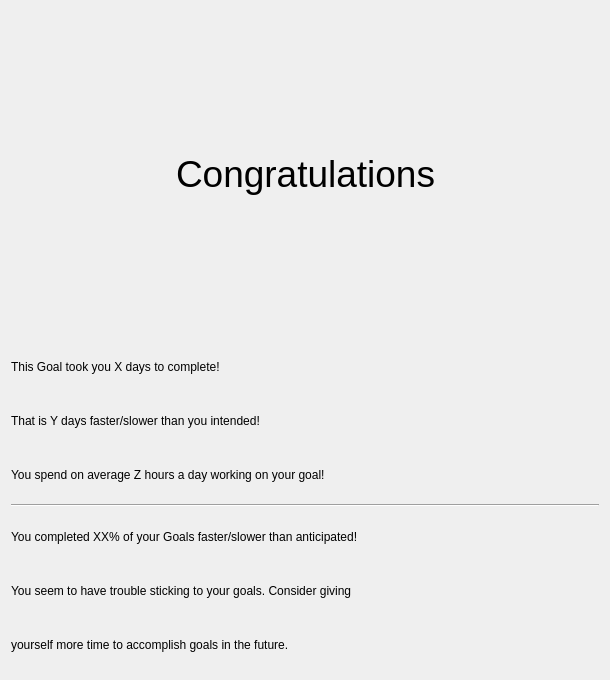
The window that UI/Analysis.ui (cis422-goaltracker/goaltracker) describes before a commit, drawn with Qt 5.
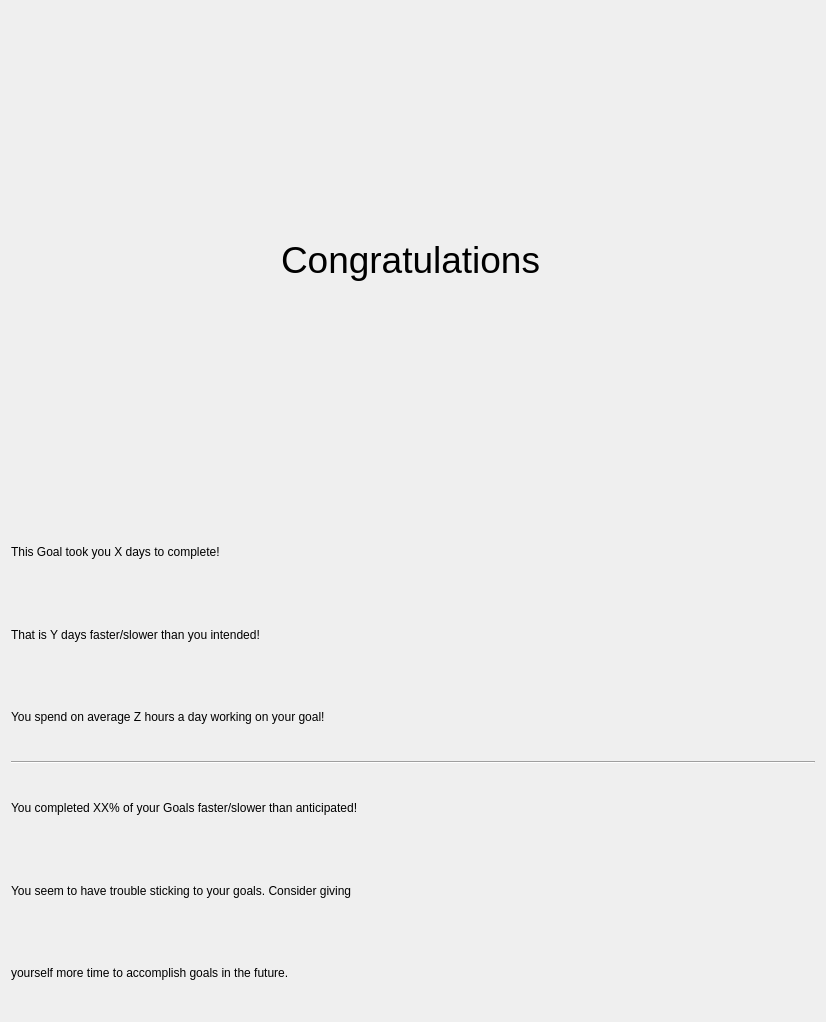
The same window after the commit. Icons and pictures are not drawn.

Commit message: ui layout for graph added

```diff
--- a/UI/Analysis.ui
+++ b/UI/Analysis.ui
@@ -6,8 +6,8 @@
    <rect>
     <x>0</x>
     <y>0</y>
-    <width>610</width>
-    <height>680</height>
+    <width>826</width>
+    <height>1022</height>
    </rect>
   </property>
   <property name="windowTitle">
```
Left out of the diff: 3 changed lines with no effect on the pictures. The commit also changes 1 other file.
